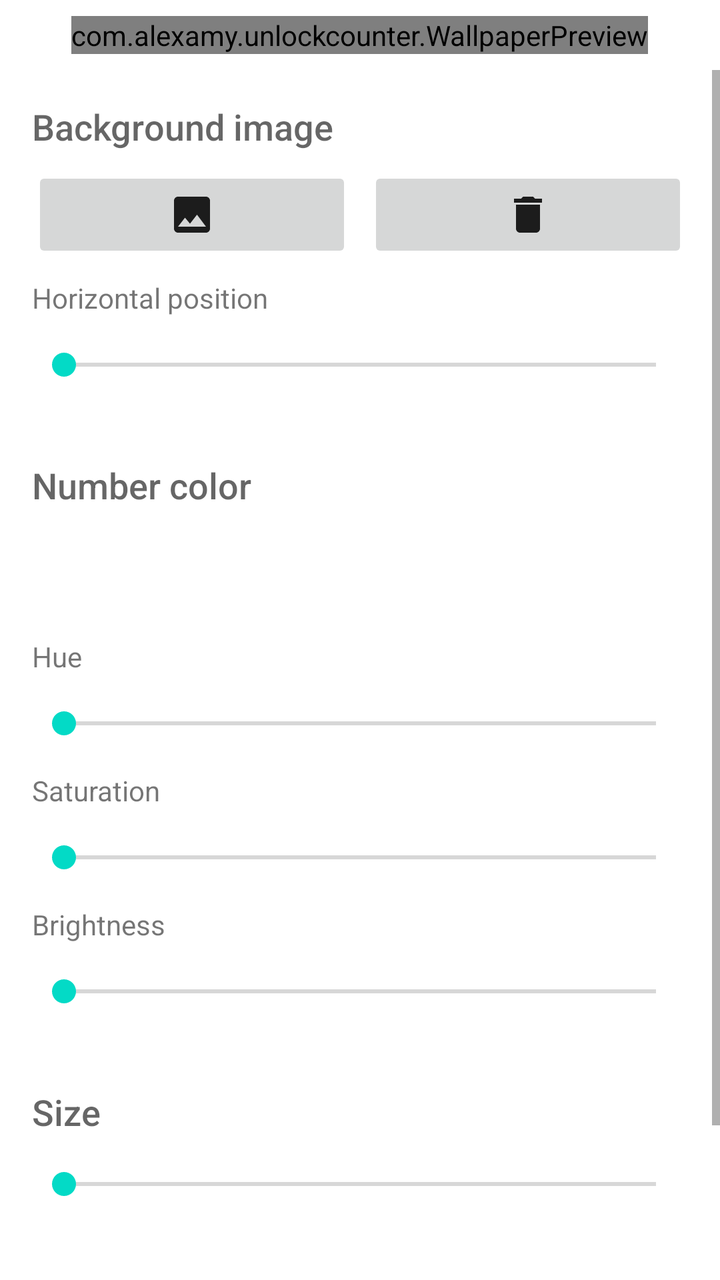
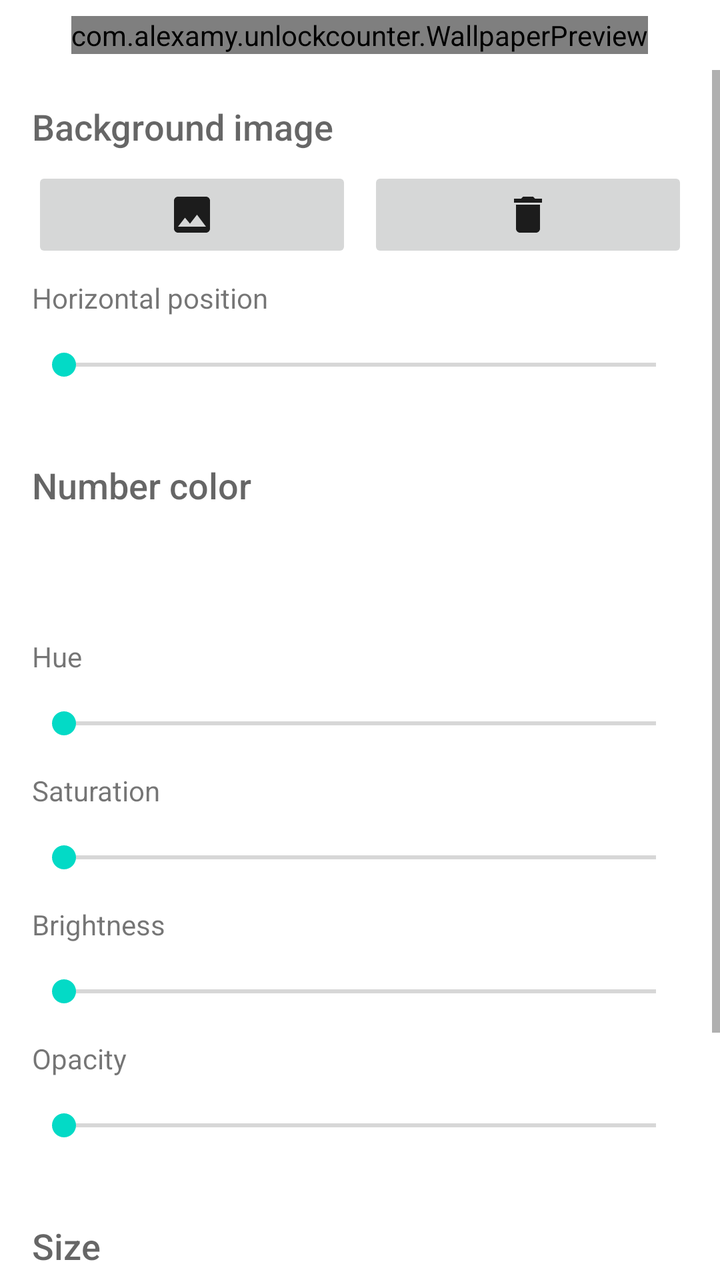

Compare the two renders of this Android layout. The source of the first and the diff that turns it into the second are given below.
<!-- AndroidManifest.xml: fallback theme Theme.MaterialComponents.DayNight.NoActionBar -->
<!-- res/layout/activity_style.xml -->
<?xml version="1.0" encoding="utf-8"?>
<LinearLayout xmlns:android="http://schemas.android.com/apk/res/android"
    android:layout_width="match_parent"
    android:layout_height="match_parent"
    android:orientation="vertical">

    <com.alexamy.unlockcounter.WallpaperPreview
        android:id="@+id/preview"
        android:layout_width="wrap_content"
        android:layout_height="wrap_content"
        android:layout_gravity="center_horizontal"
        android:layout_marginVertical="8dp" />

    <ScrollView
        android:layout_width="match_parent"
        android:layout_height="0dp"
        android:layout_weight="1">

        <LinearLayout
            android:layout_width="match_parent"
            android:layout_height="wrap_content"
            android:orientation="vertical"
            android:padding="16dp">

            <TextView
                style="@android:style/TextAppearance.DeviceDefault.Medium"
                android:layout_width="wrap_content"
                android:layout_height="wrap_content"
                android:text="@string/background_image" />

            <LinearLayout
                android:layout_width="match_parent"
                android:layout_height="wrap_content"
                android:layout_marginTop="8dp"
                android:orientation="horizontal">

                <ImageButton
                    android:id="@+id/pick_image"
                    android:layout_width="0dp"
                    android:layout_height="48dp"
                    android:layout_marginEnd="8dp"
                    android:layout_weight="1"
                    android:contentDescription="@string/pick_image"
                    android:src="@drawable/ic_image" />

                <ImageButton
                    android:id="@+id/remove_image"
                    android:layout_width="0dp"
                    android:layout_height="48dp"
                    android:layout_weight="1"
                    android:contentDescription="@string/remove_image"
                    android:src="@drawable/ic_delete" />
            </LinearLayout>

            <TextView
                android:layout_width="wrap_content"
                android:layout_height="wrap_content"
                android:layout_marginTop="8dp"
                android:text="@string/image_x" />

            <SeekBar
                android:id="@+id/image_x"
                android:layout_width="match_parent"
                android:layout_height="48dp"
                android:max="100" />

            <TextView
                style="@android:style/TextAppearance.DeviceDefault.Medium"
                android:layout_width="wrap_content"
                android:layout_height="wrap_content"
                android:layout_marginTop="24dp"
                android:text="@string/number_color" />

            <View
                android:id="@+id/color_preview"
                android:layout_width="match_parent"
                android:layout_height="48dp"
                android:layout_marginVertical="8dp" />

            <TextView
                android:layout_width="wrap_content"
                android:layout_height="wrap_content"
                android:text="@string/hue" />

            <SeekBar
                android:id="@+id/hue"
                android:layout_width="match_parent"
                android:layout_height="48dp"
                android:max="360" />

            <TextView
                android:layout_width="wrap_content"
                android:layout_height="wrap_content"
                android:text="@string/saturation" />

            <SeekBar
                android:id="@+id/saturation"
                android:layout_width="match_parent"
                android:layout_height="48dp"
                android:max="100" />

            <TextView
                android:layout_width="wrap_content"
                android:layout_height="wrap_content"
                android:text="@string/brightness" />

            <SeekBar
                android:id="@+id/brightness"
                android:layout_width="match_parent"
                android:layout_height="48dp"
                android:max="100" />

            <TextView
                style="@android:style/TextAppearance.DeviceDefault.Medium"
                android:layout_width="wrap_content"
                android:layout_height="wrap_content"
                android:layout_marginTop="24dp"
                android:text="@string/size" />

            <SeekBar
                android:id="@+id/size"
                android:layout_width="match_parent"
                android:layout_height="48dp"
                android:max="85" />

            <TextView
                style="@android:style/TextAppearance.DeviceDefault.Medium"
                android:layout_width="wrap_content"
                android:layout_height="wrap_content"
                android:layout_marginTop="24dp"
                android:text="@string/position" />

            <GridLayout
                android:id="@+id/positions"
                android:layout_width="wrap_content"
                android:layout_height="wrap_content"
                android:layout_gravity="center_horizontal"
                android:columnCount="3" />

            <TextView
                style="@android:style/TextAppearance.DeviceDefault.Medium"
                android:layout_width="wrap_content"
                android:layout_height="wrap_content"
                android:layout_marginTop="24dp"
                android:text="@string/font" />

            <RadioGroup
                android:id="@+id/fonts"
                android:layout_width="match_parent"
                android:layout_height="wrap_content" />
        </LinearLayout>
    </ScrollView>
</LinearLayout>
<!-- resources referenced by this layout -->
<resources>
  <!-- drawable ic_delete (drawable) -->
  <?xml version="1.0" encoding="utf-8"?>
  <vector xmlns:android="http://schemas.android.com/apk/res/android"
      android:width="24dp"
      android:height="24dp"
      android:tint="?android:attr/textColorPrimary"
      android:viewportWidth="24"
      android:viewportHeight="24">
      <path
          android:fillColor="#FFFFFF"
          android:pathData="M6,19c0,1.1 0.9,2 2,2h8c1.1,0 2,-0.9 2,-2V7H6v12zM19,4h-3.5l-1,-1h-5l-1,1H5v2h14V4z" />
  </vector>
  <!-- drawable ic_image (drawable) -->
  <?xml version="1.0" encoding="utf-8"?>
  <vector xmlns:android="http://schemas.android.com/apk/res/android"
      android:width="24dp"
      android:height="24dp"
      android:tint="?android:attr/textColorPrimary"
      android:viewportWidth="24"
      android:viewportHeight="24">
      <path
          android:fillColor="#FFFFFF"
          android:pathData="M21,19V5c0,-1.1 -0.9,-2 -2,-2H5c-1.1,0 -2,0.9 -2,2v14c0,1.1 0.9,2 2,2h14c1.1,0 2,-0.9 2,-2zM8.5,13.5l2.5,3.01L14.5,12l4.5,6H5l3.5,-4.5z" />
  </vector>
  <string name="background_image">Background image</string>
  <string name="brightness">Brightness</string>
  <string name="font">Font</string>
  <string name="hue">Hue</string>
  <string name="image_x">Horizontal position</string>
  <string name="number_color">Number color</string>
  <string name="pick_image">Pick image</string>
  <string name="position">Position</string>
  <string name="remove_image">Remove image</string>
  <string name="saturation">Saturation</string>
  <string name="size">Size</string>
</resources>

<!-- the commit's change to res/layout/activity_style.xml (unified diff, before → after) -->
@@ -111,6 +111,17 @@
                 android:max="100" />
 
             <TextView
+                android:layout_width="wrap_content"
+                android:layout_height="wrap_content"
+                android:text="@string/opacity" />
+
+            <SeekBar
+                android:id="@+id/opacity"
+                android:layout_width="match_parent"
+                android:layout_height="48dp"
+                android:max="90" />
+
+            <TextView
                 style="@android:style/TextAppearance.DeviceDefault.Medium"
                 android:layout_width="wrap_content"
                 android:layout_height="wrap_content"
<!-- resource entries referenced after the edit -->
@@ -30,6 +30,7 @@
   <string name="hue">Hue</string>
   <string name="image_x">Horizontal position</string>
   <string name="number_color">Number color</string>
+  <string name="opacity">Opacity</string>
   <string name="pick_image">Pick image</string>
   <string name="position">Position</string>
   <string name="remove_image">Remove image</string>
